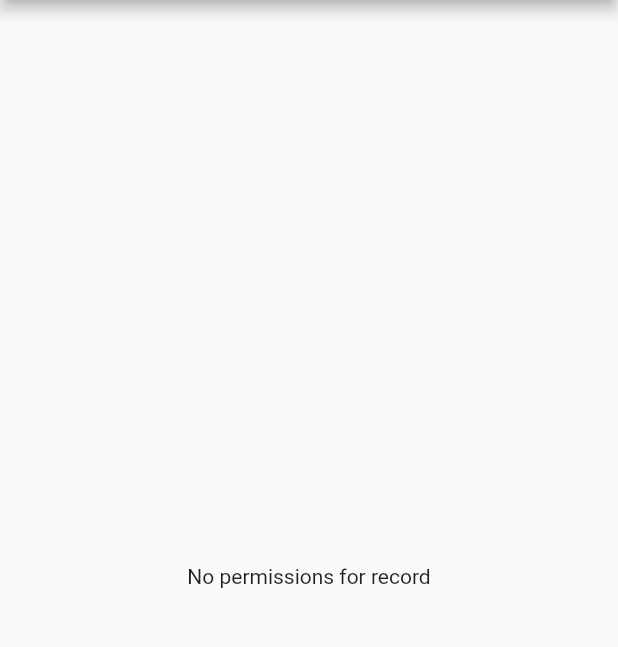
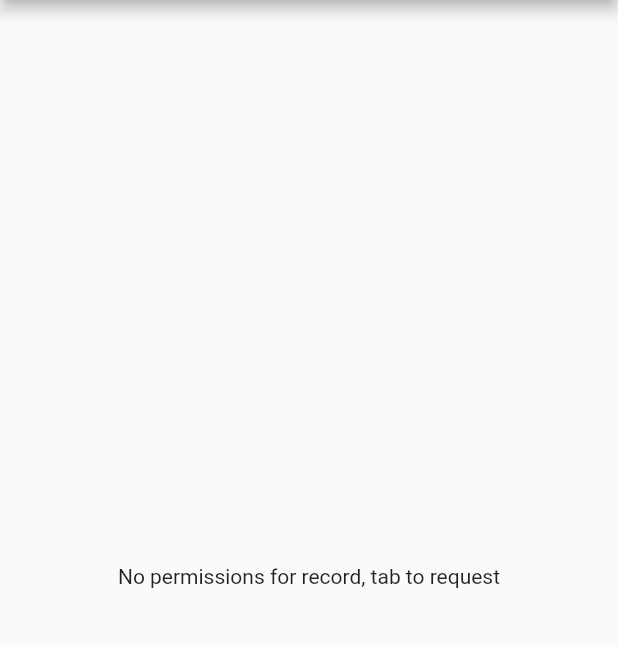
Before and after one commit to evrone/flutter_audio, a Flutter app: the screen it shows after launch, on a phone screen of 412 x 824 dp, the part 84-731 px from its top. Run offline on Flutter 3.47's test engine with Material 2 defaults, Android fonts, the phone set to English and light mode, and no system bars; missing offline and left inert: simple_permissions.

Commit message:
update sample code tab to request permission using simplepermission

```diff
--- a/example/lib/main.dart
+++ b/example/lib/main.dart
@@ -2,6 +2,7 @@ import 'dart:async';
 
 import 'package:flutter/material.dart';
 import 'package:medcorder_audio/medcorder_audio.dart';
+import 'package:simple_permissions/simple_permissions.dart';
 
 void main() {
   runApp(new MyApp());
@@ -22,6 +23,7 @@ class _MyAppState extends State<MyApp> {
   bool isPlay = false;
   double playPosition = 0.0;
   String file = "";
+  String errorMessage = 'No permissions for record, tab to request';
 
   @override
   initState() {
@@ -156,7 +158,17 @@ class _MyAppState extends State<MyApp> {
               ),
               new Text('playing: ' + playPosition.toString()),
             ],
-          ): new Text('No permissions for record'),
+          ): GestureDetector(
+            onTap: () async{
+              SimplePermissions.requestPermission(Permission.RecordAudio)
+                  .then((granted) {
+                    setState(() {
+                      canRecord = granted == PermissionStatus.authorized;
+                    });
+              });
+            },
+            child: new Text(errorMessage),
+          )
         ),
       ),
     );
--- a/example/pubspec.yaml
+++ b/example/pubspec.yaml
@@ -11,6 +11,10 @@ dev_dependencies:
 
   medcorder_audio:
     path: ../
+
+  simple_permissions:
+    git: git://github.com/1and1get2/flutter_simple_permissions
+#    git: git://github.com/Ethras/flutter_simple_permissions
 
 # For information on the generic Dart part of this file, see the
 # following page: https://www.dartlang.org/tools/pub/pubspec
```
Also changed, not shown: 1 other file.
